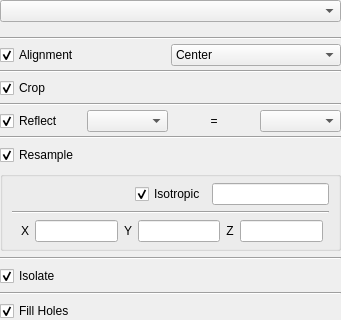
The window that Studio/src/Groom/GroomTool.ui (SCIInstitute/ShapeWorks) describes before a commit, drawn with Qt 5; both pictures show x 0 to 341 and y 0 to 320 of the 341 by 794 pixel window.
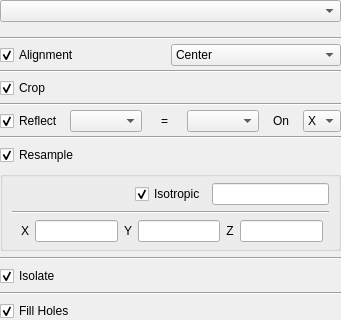
The same window after the commit.

```diff
--- a/Studio/src/Groom/GroomTool.ui
+++ b/Studio/src/Groom/GroomTool.ui
@@ -201,9 +201,6 @@
             <property name="bottomMargin">
              <number>0</number>
             </property>
-            <item row="0" column="1">
-             <widget class="QComboBox" name="reflect_column"/>
-            </item>
             <item row="0" column="0">
              <widget class="QCheckBox" name="reflect_checkbox">
               <property name="text">
@@ -214,6 +211,19 @@
               </property>
              </widget>
             </item>
+            <item row="0" column="4">
+             <widget class="QLabel" name="reflect_on_label">
+              <property name="text">
+               <string>On</string>
+              </property>
+              <property name="alignment">
+               <set>Qt::AlignCenter</set>
+              </property>
+             </widget>
+            </item>
+            <item row="0" column="1">
+             <widget class="QComboBox" name="reflect_column"/>
+            </item>
             <item row="0" column="2">
              <widget class="QLabel" name="reflect_equal">
               <property name="text">
@@ -227,6 +237,25 @@
             <item row="0" column="3">
              <widget class="QComboBox" name="reflect_choice"/>
             </item>
+            <item row="0" column="5">
+             <widget class="QComboBox" name="reflect_axis">
+              <item>
+               <property name="text">
+                <string>X</string>
+               </property>
+              </item>
+              <item>
+               <property name="text">
+                <string>Y</string>
+               </property>
+              </item>
+              <item>
+               <property name="text">
+                <string>Z</string>
+               </property>
+              </item>
+             </widget>
+            </item>
            </layout>
           </widget>
          </item>
```
